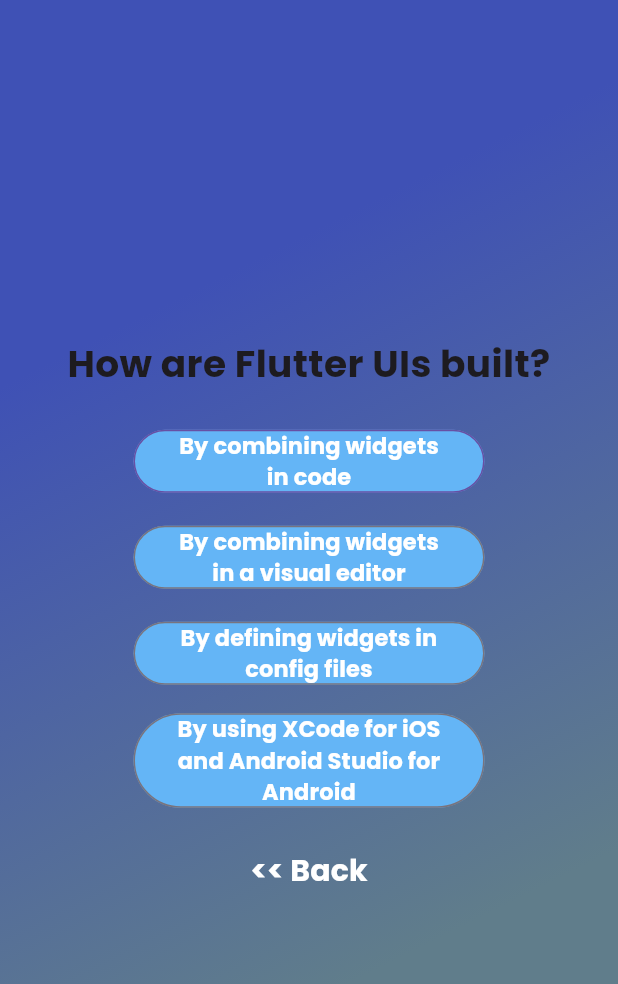
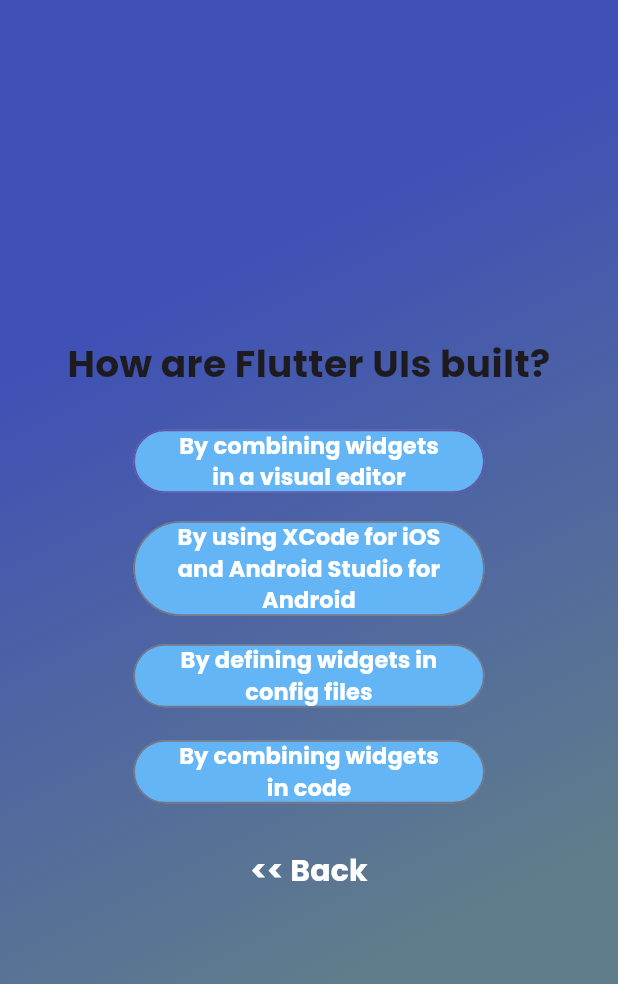
Before and after one commit to rashen33/quiz_app_flutter, a Flutter app: the screen it shows after launch, after a tap on "Start Quiz", after a tap on "Components", on a phone screen of 412 x 824 dp. Shown: the top 984 px of the screen. Run offline on Flutter 3.47's test engine with Material 3 defaults, Android fonts, the phone set to English and light mode, and no system bars; our stand-ins replace google_fonts.

Commit message:
shuffled the answers

```diff
--- a/lib/models/quiz_question.dart
+++ b/lib/models/quiz_question.dart
@@ -1,6 +1,14 @@
+import 'package:flutter/rendering.dart';
+
 class QuizQuestion {
   const QuizQuestion(this.question, this.answers);
 
   final String question;
   final List<String> answers;
+
+  List<String> getRandomAnswers() {
+    final randomAnswers = List.of(answers); //Mutating the answers
+    randomAnswers.shuffle();
+    return randomAnswers;
+  }
 }
--- a/lib/screens/question_screen.dart
+++ b/lib/screens/question_screen.dart
@@ -4,7 +4,8 @@ import 'package:quiz_app_flutter/widgets/answer_button.dart';
 import 'package:quiz_app_flutter/data/questions.dart';
 
 class QuestionScreen extends StatefulWidget {
-  const QuestionScreen({super.key, required this.onAnswer, required this.onAction});
+  const QuestionScreen(
+      {super.key, required this.onAnswer, required this.onAction});
   final Function(String value) onAction;
   final Function(String value) onAnswer;
 
@@ -42,10 +43,12 @@ class _QuestionScreenState extends State<QuestionScreen> {
           const SizedBox(
             height: 10,
           ),
-          ...quesitons[currentIndex].answers.map((answer) => AnswerButton(
-                value: answer,
-                onAnswer: answerQuetion,
-              )), //Getting the answers from the questions.dart file
+          ...quesitons[currentIndex]
+              .getRandomAnswers()
+              .map((answer) => AnswerButton(
+                    value: answer,
+                    onAnswer: answerQuetion,
+                  )), //Getting the answers from the questions.dart file
           const SizedBox(
             height: 10,
           ),
```
